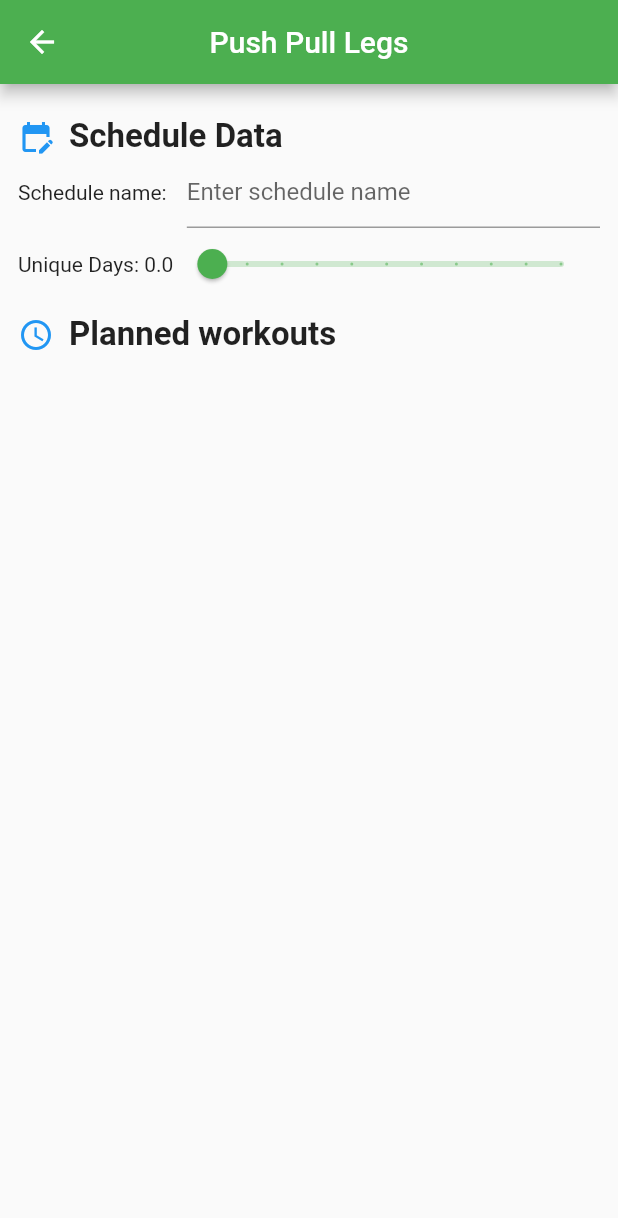
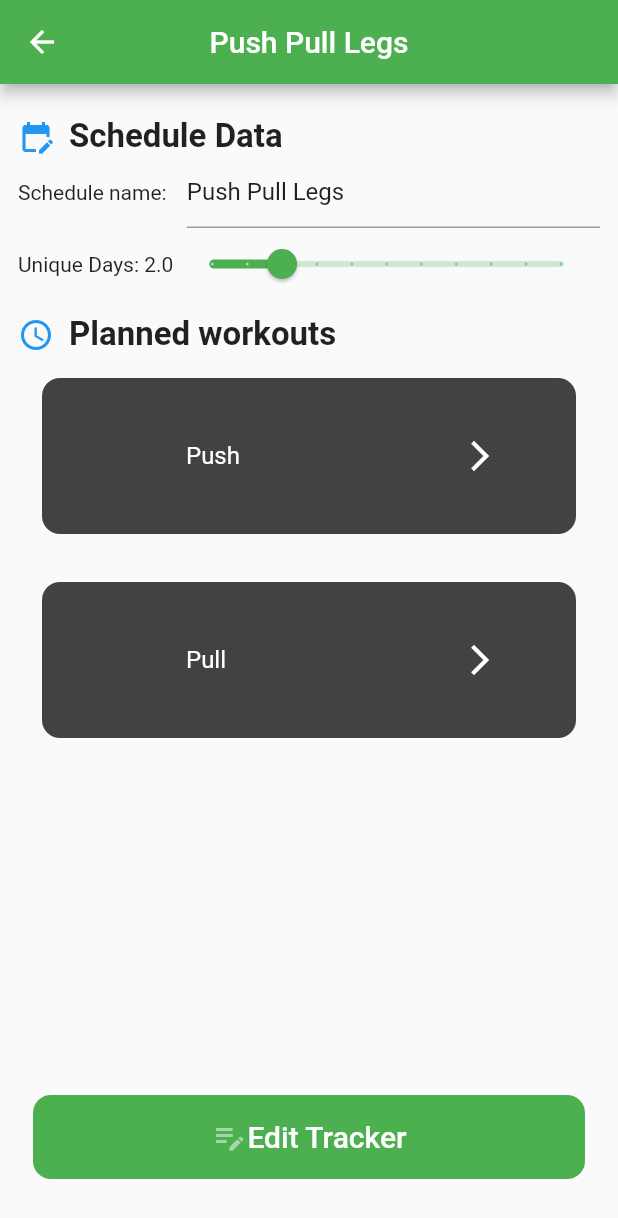
Before and after one commit to WillHAdair/WorkoutApplication, a Flutter app: the SchedulePage screen opened directly with sample values from the repository, on a phone screen of 412 x 824 dp. Shown: the top 1218 px of the screen. Run offline on Flutter 3.47's test engine with Material 2 defaults, Android fonts, the phone set to English and light mode, and no system bars; drawn by our look-alikes of flutter_slidable; our stand-ins replace flutter_colorpicker, flutter_heatmap_calendar, google_nav_bar, hive, hive_flutter, simple_circular_progress_bar and 1 more; accounts and stored records are empty.

Commit message:
Added functionality to edit tracker data

```diff
--- a/lib/data/workout_data.dart
+++ b/lib/data/workout_data.dart
@@ -62,6 +62,53 @@ class WorkoutData extends ChangeNotifier {
           isCompleted: false,
         ),
     ]),
+    Workout(name: "Push", exercises: [
+        Exercise(
+          name: 'Incline Press',
+          sets: [
+            WorkoutSet(
+              weight: "100",
+              reps: "10",
+              isCompleted: false
+            ),
+            WorkoutSet(
+              weight: "155",
+              reps: "10",
+              isCompleted: false
+            ),
+            WorkoutSet(
+              weight: "165",
+              reps: "10",
+              isCompleted: false
+            ),
+          ],
+          isCompleted: false,
+        )
+      ]),
+      Workout(name: "Pull", exercises: [
+        Exercise(
+          name: 'Barbell row',
+          sets: [
+            WorkoutSet(
+              weight: "100",
+              reps: "10",
+              isCompleted: false
+            ),
+            WorkoutSet(
+              weight: "155",
+              reps: "10",
+              isCompleted: false
+            ),
+            WorkoutSet(
+              weight: "165",
+              reps: "10",
+              isCompleted: false
+            ),
+          ],
+          isCompleted: false,
+        )
+      ]),
+      Workout(name: "break", exercises: []),
   ];
 
   List<Tracker> trackerList = [
@@ -280,6 +327,10 @@ class WorkoutData extends ChangeNotifier {
     return trackerList;
   }
 
+  Tracker getRelevantTracker(String name) {
+    return trackerList.firstWhere((element) => element.name == name);
+  }
+
   bool isWorkoutStarted() {
     return db.checkWorkoutStarted();
   }
@@ -294,6 +345,15 @@ class WorkoutData extends ChangeNotifier {
     notifyListeners();
   }
 
+  void editTrackerList(String currentName, String newName, List<Workout> workouts) {
+    Tracker tracker = getRelevantTracker(currentName);
+    if (newName != currentName) {
+      tracker.name = newName;
+    }
+    tracker.workouts = workouts;
+    notifyListeners();
+  }
+
   void changeWorkoutStarted(bool status) {
     db.changeWorkoutStarted(status);
     notifyListeners();
--- a/lib/pages/tracker/schedule_page.dart
+++ b/lib/pages/tracker/schedule_page.dart
@@ -1,6 +1,5 @@
 import 'package:flutter/material.dart';
 import 'package:provider/provider.dart';
-import 'package:workout_app/components/custom_tile.dart';
 import 'package:workout_app/components/dropdown/workout_dropdown_list.dart';
 import 'package:workout_app/components/option_tile.dart';
 import 'package:workout_app/components/sliding_tile.dart';
@@ -37,14 +36,30 @@ class _SchedulePageState extends State<SchedulePage> {
     Workout(name: "break", exercises: [])
   ];
 
-  void navigateToWorkout(Workout workout) {
+  @override
+  void initState() {
+    super.initState();
+    nameController.text = widget.tracker.name;
+    sliderValue = widget.tracker.workouts.length.toDouble();
+    for (int i = 0; i < widget.tracker.workouts.length; i++) {
+      areWorkoutsChosen[i] = true;
+      workouts[i] = widget.tracker.workouts[i];
+    }
+  }
+
+void navigateToWorkout(Workout workout) {
+  if (workout.name != "break") {
     Navigator.push(
-        context,
-        MaterialPageRoute(
-            builder: (context) => WorkoutPage(
-                  workoutName: workout.name,
-                )));
+      context,
+      MaterialPageRoute(
+        builder: (context) => WorkoutPage(
+          workoutName: workout.name,
+        ),
+      ),
+    );
   }
+}
+
 
   void onCancel() {
     Navigator.pop(context);
@@ -94,6 +109,22 @@ class _SchedulePageState extends State<SchedulePage> {
         );
       },
     );
+  }
+
+  void deleteWorkout(int index) {
+    setState(() {
+      areWorkoutsChosen[index] = false;
+      workouts[index] = Workout(name: "break", exercises: []);
+    });
+  }
+
+  void editTracker() {
+    String name = nameController.text;
+    List<Workout> newWorkouts = [];
+    for (int i =0; areWorkoutsChosen[i]; i++) {
+      newWorkouts.add(workouts[i]);
+    }
+    Provider.of<WorkoutData>(context, listen: false).editTrackerList(widget.tracker.name, name, newWorkouts);
   }
 
   @override
@@ -168,9 +199,11 @@ class _SchedulePageState extends State<SchedulePage> {
               shrinkWrap: true,
               physics: const NeverScrollableScrollPhysics(),
               itemCount: sliderValue.toInt(),
-              itemBuilder: (context, index) => areWorkoutsChosen[index] ?  CustomTile(
+              itemBuilder: (context, index) => areWorkoutsChosen[index] ?  SlidingTile(
                 text: workouts[index].name,
                 onForwardPress: () => navigateToWorkout(workouts[index]),
+                onSettingsPress: () => chooseWorkout(index),
+                onDeletePress: () => deleteWorkout(index),
               ) : OptionTile(
                 onClick: () => chooseWorkout(index)
               ),
@@ -178,6 +211,36 @@ class _SchedulePageState extends State<SchedulePage> {
           ],
         ),
       ),
+      floatingActionButtonLocation: FloatingActionButtonLocation.centerFloat,
+      floatingActionButton: Padding(
+          padding: const EdgeInsets.all(22),
+          child: TextButton(
+          onPressed: () => editTracker(),
+            style: TextButton.styleFrom(
+              padding: const EdgeInsets.all(16),
+              backgroundColor: Colors.green,
+              foregroundColor: Colors.green[200],
+              shape: RoundedRectangleBorder(
+                borderRadius: BorderRadius.circular(12),
+              ),
+            ),
+            child: const Row(
+              mainAxisAlignment: MainAxisAlignment.center,
+              children: [
+                Icon(
+                  Icons.edit_note
+                ),
+                Text(
+                  'Edit Tracker',
+                  style: TextStyle(
+                    fontSize: 20,
+                    color: Colors.white,
+                  ),
+                ),
+              ],
+            )
+          ),
+        ),
     ),
     );
   }
```
